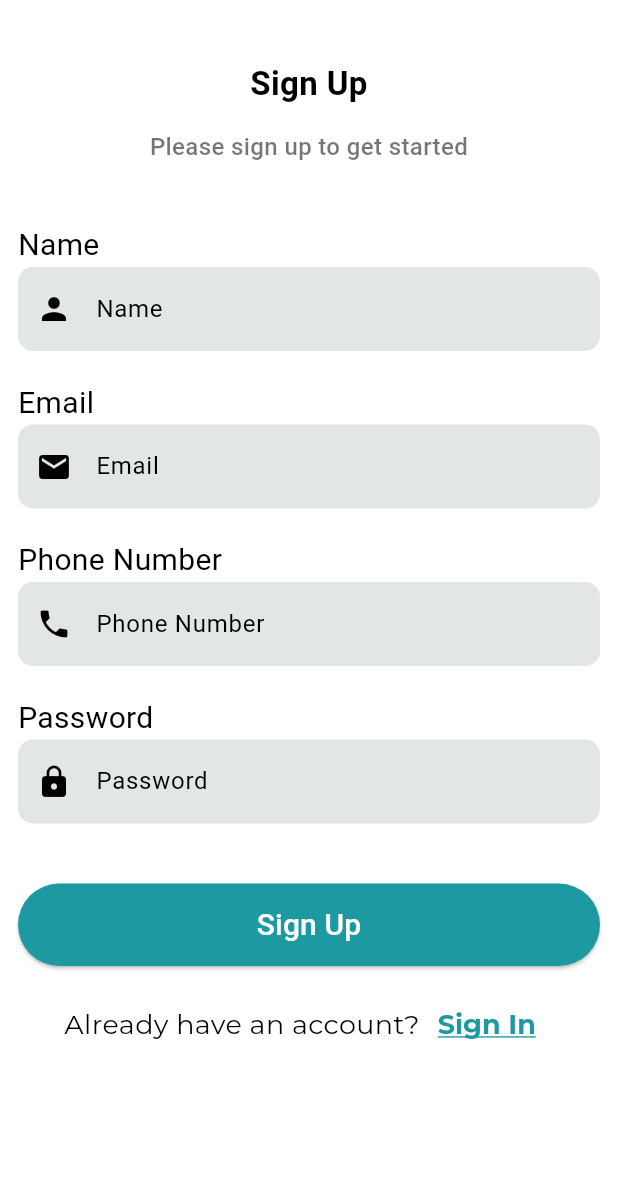
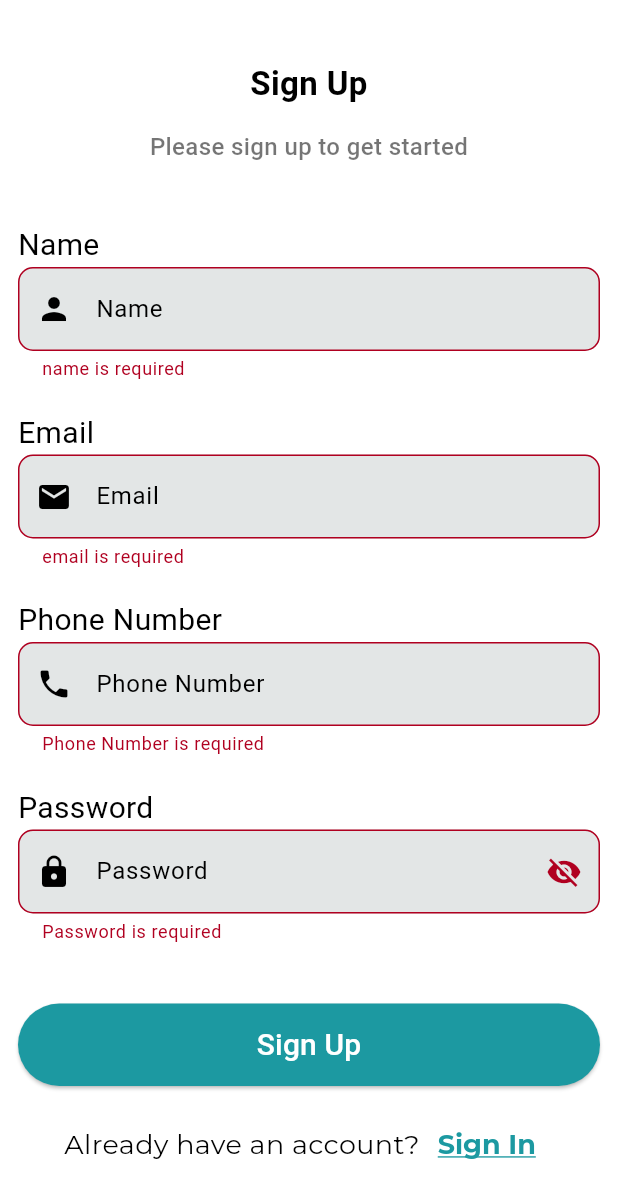
Before and after one commit to hebba-yasser/bookify, a Flutter app: the SignUpView screen opened directly, after a tap on "Sign Up", on a phone screen of 412 x 824 dp. Shown: the top 1198 px of the screen. Run offline on Flutter 3.47's test engine with Material 3 defaults, Android fonts, the phone set to English and light mode, and no system bars; our stand-ins replace animated_splash_screen, bloc, cloud_firestore, conditional_builder_null_safety, dartz, device_preview and 9 more; accounts and stored records are empty; generated files the repository leaves out were written again; project files that could hold a hidden picture were left out.

Commit message:
connect signup screen to AuthCubit -added flutter toast to show the error messages -implemented signup button

```diff
--- a/lib/core/utils/service_locator.dart
+++ b/lib/core/utils/service_locator.dart
@@ -1,6 +1,6 @@
 import 'package:get_it/get_it.dart';
 
-import '../../features/auth/Data/Repos/auth_repo_imp.dart';
+import '../../features/auth/data/repos/auth_repo_imp.dart';
 
 final getIt = GetIt.instance;
 void setupServiceLocator() {
--- a/lib/features/auth/presentation/views/sign_up_view.dart
+++ b/lib/features/auth/presentation/views/sign_up_view.dart
@@ -1,13 +1,21 @@
 import 'package:bookify/features/auth/presentation/views/widgets/sign_up_view_body.dart';
 import 'package:flutter/material.dart';
+import 'package:flutter_bloc/flutter_bloc.dart';
+
+import '../../../../core/utils/service_locator.dart';
+import '../../data/repos/auth_repo_imp.dart';
+import '../manager/Auth_cubit/auth_cubit.dart';
 
 class SignUpView extends StatelessWidget {
   const SignUpView({super.key});
 
   @override
   Widget build(BuildContext context) {
-    return const Scaffold(
-      body: SafeArea(child: SignUpViewBody()),
+    return BlocProvider(
+      create: (context) => AuthCubit(getIt<AuthRepoImp>()),
+      child: const Scaffold(
+        body: SafeArea(child: SignUpViewBody()),
+      ),
     );
   }
 }
--- a/lib/features/auth/presentation/views/widgets/sign_up_view_body.dart
+++ b/lib/features/auth/presentation/views/widgets/sign_up_view_body.dart
@@ -1,12 +1,17 @@
 import 'package:bookify/features/auth/presentation/views/widgets/text_button_sign_in.dart';
 import 'package:conditional_builder_null_safety/conditional_builder_null_safety.dart';
 import 'package:flutter/material.dart';
+import 'package:flutter_bloc/flutter_bloc.dart';
 
 import '../../../../../core/styles/fonts.dart';
+import '../../../../../core/utils/functions/Navigator_to_auth.dart';
 import '../../../../../core/utils/functions/custom_loading_indicator.dart';
+import '../../../../../core/utils/functions/custom_show_toast.dart';
 import '../../../../../core/views/widgets/custom_button.dart';
 import '../../../../../core/views/widgets/custom_text_form_field.dart';
 import '../../../../../core/views/widgets/header_desc_text.dart';
+import '../../manager/Auth_cubit/auth_cubit.dart';
+import '../preferences_view.dart';
 
 class SignUpViewBody extends StatefulWidget {
   const SignUpViewBody({super.key});
@@ -28,6 +33,18 @@ class _SignUpViewBodyState extends State<SignUpViewBody> {
 
   @override
   Widget build(BuildContext context) {
+    return BlocConsumer<AuthCubit, AuthState>(
+      listener: (context, state) {
+        if (state is AuthRegisterSuccess) {
+          navigatorPushAndRemove(context, const SignUpPreferencesView());
+        }
+        if (state is AuthRegisterFailure) {
+          print(state.errMess);
+          customShowToast(state.errMess);
+        }
+      },
+      builder: (context, state) {
+        var cubit = BlocProvider.of<AuthCubit>(context);
         return Padding(
           padding: const EdgeInsets.symmetric(horizontal: 12),
           child: Form(
@@ -100,6 +117,11 @@ class _SignUpViewBodyState extends State<SignUpViewBody> {
                   controller: passwordController,
                   hintText: 'Password',
                   prefixIcon: Icons.lock,
+                  suffixIcon: cubit.suffixIcon,
+                  suffixOnPressed: () {
+                    cubit.togglePasswordVisibility();
+                  },
+                  obscureText: cubit.isHidden,
                   keyboardText: TextInputType.visiblePassword,
                   validator: (value) {
                     if (value!.isEmpty) {
@@ -115,10 +137,18 @@ class _SignUpViewBodyState extends State<SignUpViewBody> {
                   height: 40,
                 ),
                 ConditionalBuilder(
-              condition: true,
+                  condition: state is! AuthRegisterLoading,
                   builder: (context) => CustomButton(
                     text: 'Sign Up',
-                onPressed: () {},
+                    onPressed: () {
+                      if (formKey.currentState!.validate()) {
+                        cubit.register(
+                            password: passwordController.text,
+                            email: emailController.text,
+                            name: nameController.text,
+                            phone: phoneController.text);
+                      }
+                    },
                   ),
                   fallback: (context) => customLoadingIndicator(),
                 ),
@@ -130,5 +160,7 @@ class _SignUpViewBodyState extends State<SignUpViewBody> {
             ),
           ),
         );
+      },
+    );
   }
 }
--- a/lib/main.dart
+++ b/lib/main.dart
@@ -1,5 +1,4 @@
 import 'package:bloc/bloc.dart';
-import 'package:bookify/features/home/presentation/views/home_view.dart';
 import 'package:device_preview/device_preview.dart';
 import 'package:firebase_core/firebase_core.dart';
 import 'package:flutter/material.dart';
@@ -9,6 +8,7 @@ import 'core/styles/colors.dart';
 import 'core/utils/bloc_observer.dart';
 import 'core/utils/cache_helper.dart';
 import 'core/utils/service_locator.dart';
+import 'features/auth/presentation/views/sign_up_view.dart';
 import 'firebase_options.dart';
 
 Future<void> main() async {
@@ -65,7 +65,7 @@ class Bookify extends StatelessWidget {
           ),
         ),
       ),
-      home: const HomeView(),
+      home: const SignUpView(),
     );
   }
 }
--- a/pubspec.yaml
+++ b/pubspec.yaml
@@ -50,8 +50,7 @@ dependencies:
   cloud_firestore: ^5.6.5
   dartz: ^0.10.1
   get_it: ^8.0.3
-
-
+  fluttertoast: ^8.2.12
 
 dev_dependencies:
   flutter_test:
```
Also changed, not shown: lib/core/utils/functions/custom_show_toast.dart (added, +14 -0 lines), lib/features/auth/data/repos/auth_repo.dart (renamed from lib/features/auth/Data/Repos/auth_repo.dart), lib/features/auth/data/repos/auth_repo_imp.dart (renamed from lib/features/auth/Data/Repos/auth_repo_imp.dart), pubspec.lock. Lines whose indentation alone changed are shown as unchanged.
